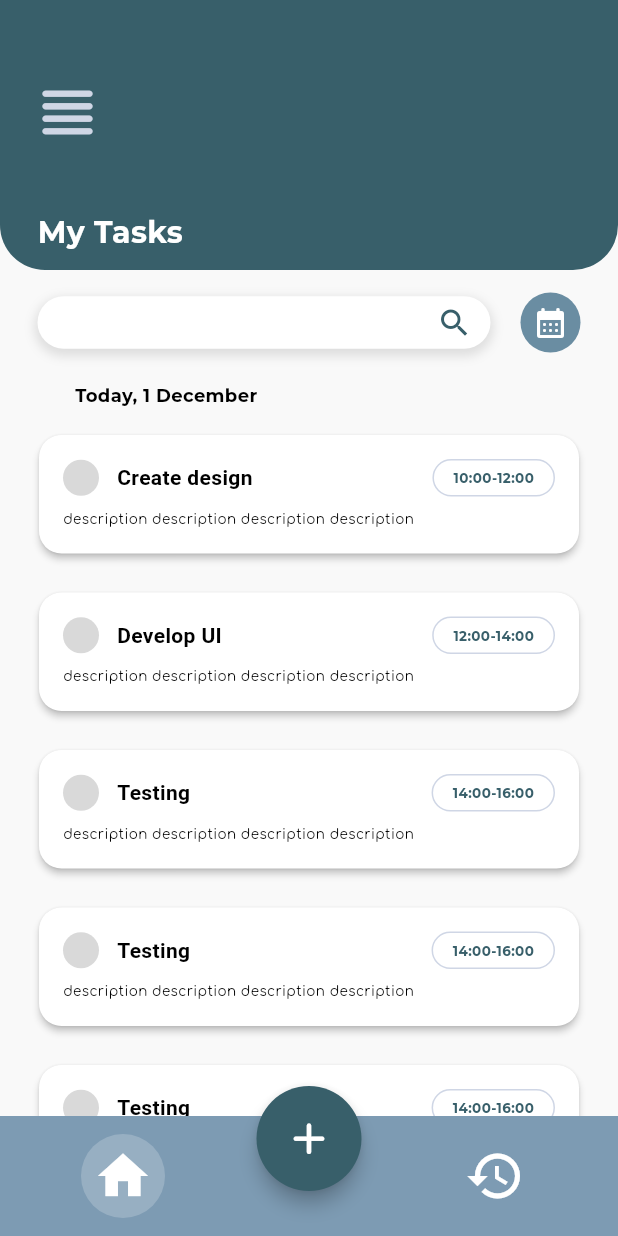
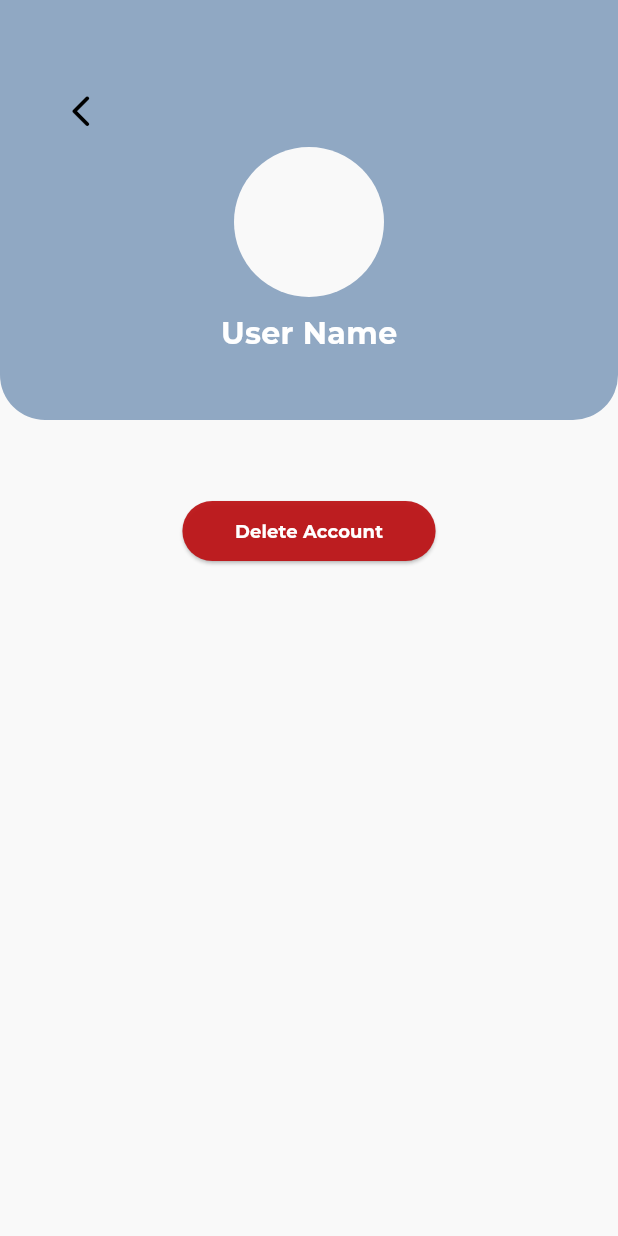
Before and after one commit to jjuulliiaas/tasker, a Flutter app: the screen it shows after launch, in the side drawer, after a tap on "Settings", on a phone screen of 412 x 824 dp. Run offline on Flutter 3.47's test engine with Material 3 defaults, Android fonts, the phone set to English and light mode, and no system bars; project files that could hold a hidden picture were left out.

Commit message:
- add page account_settings.dart with ability to delete account

```diff
--- /dev/null
+++ b/lib/screens/account_settings.dart
@@ -0,0 +1,89 @@
+import 'package:flutter/material.dart';
+import 'package:tasker/widgets/top_container.dart';
+import '../theme/colors.dart';
+import '../theme/styled_text.dart';
+import 'package:tasker/widgets/main_buttons.dart';
+
+class AccountSettings extends StatelessWidget {
+  const AccountSettings({super.key});
+
+  void _showAlertDialog(BuildContext context) {
+    showDialog(
+      context: context,
+      builder: (BuildContext context) {
+        return AlertDialog(
+          titlePadding: EdgeInsets.symmetric(horizontal: 60.0, vertical: 20.0),
+          contentPadding: EdgeInsets.symmetric(horizontal: 60.0, vertical: 10.0),
+          title: StyledText.accentLabel(text: "Are you sure?", color: Colors.black,),
+          content: StyledText.defaultLabel(text: "Your account will be deleting permanently.", color: Colors.black,),
+          actions: [
+            OutlinedButton(
+              child: StyledText.accentLabel(text: 'Cancel', color: ColorsList.kLightGreen),
+              onPressed: () {
+                Navigator.of(context).pop();
+              },
+            ),
+            SizedBox(width: 30,),
+            MainButton(
+                width: 30,
+                height: 6,
+                child: StyledText.accentLabel(text: 'Delete', color: Colors.white),
+                color: ColorsList.kRed,
+                padding: EdgeInsets.symmetric(vertical: 10.0, horizontal: 20.0),
+                onPressed: () {
+                  // TO DO actions for deleting account
+                },
+                )
+          ],
+        );
+      },
+    );
+  }
+
+  @override
+  Widget build(BuildContext context) {
+    return Scaffold(
+      backgroundColor: ColorsList.kAppBackground,
+      body: Column(
+        children: [
+          TopContainer(
+              width: MediaQuery.of(context).size.width,
+              height: 280,
+              color: ColorsList.kLightestGreen,
+              padding: EdgeInsets.only(left: 30.0, top: 50.0, bottom: 20.0, right: 30.0),
+              child: Column(
+                crossAxisAlignment: CrossAxisAlignment.start,
+                children: [
+                  IconButton(onPressed: () {
+                    Navigator.pop(context);
+                  },
+                      icon: Icon(Icons.arrow_back_ios_new_rounded,
+                        color: Colors.black,
+                        size: 25,)),
+                  Center(
+                    child: CircleAvatar(
+                    backgroundColor: ColorsList.kAppBackground,
+                    radius: 50),
+                  ),
+                  SizedBox(height: 10),
+                  Center(
+                    child: StyledText.mainHeading(text: 'User Name', color: Colors.white),
+                  ),
+                ],
+              )),
+          SizedBox(height: 50,),
+          MainButton(
+              width: 35,
+              height: 10,
+              child: StyledText.accentLabel(text: 'Delete Account', color: Colors.white),
+              color: ColorsList.kRed,
+              padding: EdgeInsets.symmetric(vertical: 10.0, horizontal: 20.0),
+              onPressed: () {
+                _showAlertDialog(context);
+              }
+              )
+        ],
+      ),
+    );
+  }
+}
--- a/lib/screens/home.dart
+++ b/lib/screens/home.dart
@@ -6,6 +6,7 @@ import '../widgets/task_container.dart';
 import '../widgets/bottom_nav_bar.dart';
 import '../widgets/custom_sliver_app_bar.dart';
 import '../screens/add_task.dart';
+import '../screens/account_settings.dart';
 
 class HomePage extends StatelessWidget {
   final GlobalKey<ScaffoldState> _scaffoldKey = GlobalKey<ScaffoldState>();
@@ -94,7 +95,10 @@ class HomePage extends StatelessWidget {
               leading: Icon(Icons.settings, color: ColorsList.kLightGreen,),
               title: StyledText.accentLabel(text: 'Settings', color: ColorsList.kDarkGreen,),
               onTap: () {
-                Navigator.pop(context);
+                Navigator.push(
+                  context,
+                  MaterialPageRoute(builder: (context) => AccountSettings())
+                );
               },
             ),
           ],
--- a/lib/widgets/main_buttons.dart
+++ b/lib/widgets/main_buttons.dart
@@ -19,7 +19,7 @@ class MainButton extends StatelessWidget {
   @override
   Widget build(BuildContext context) {
     return ElevatedButton(
-        onPressed: () {},
+        onPressed: () => onPressed(),
         child: child,
         style: ElevatedButton.styleFrom(
         backgroundColor: color,
```
